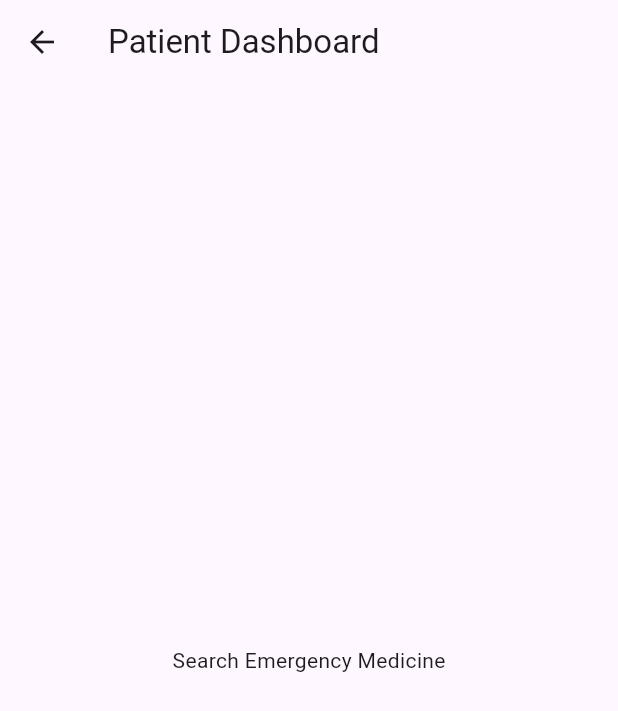
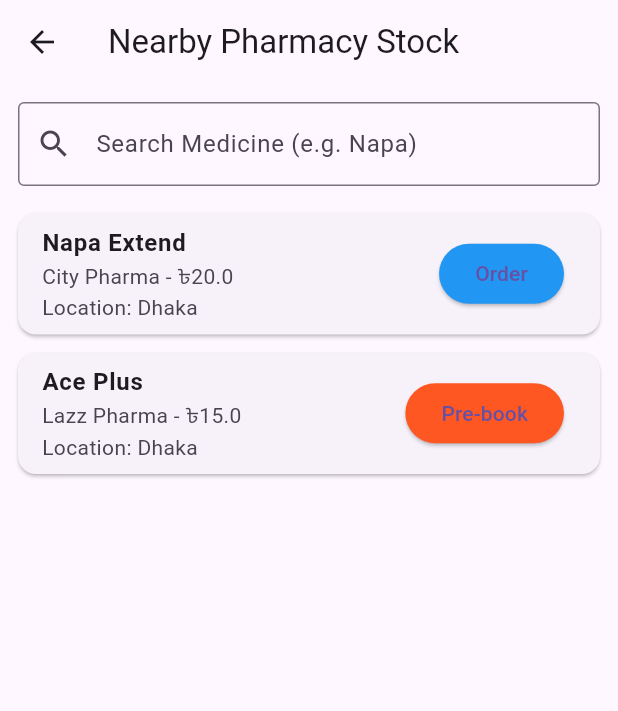
Before and after one commit to AfifaRahman-Mahira/emergency_medicine_finder, a Flutter app: the PatientHome screen opened directly, on a phone screen of 412 x 824 dp. Shown: the top 711 px of the screen. Run offline on Flutter 3.47's test engine with Material 3 defaults, Android fonts, the light colour scheme and no system bars.

```diff
--- a/lib/data/dummy_data.dart
+++ b/lib/data/dummy_data.dart
@@ -1,3 +1,23 @@
 import '../models/user.dart';
+import '../models/medicine.dart';
 
 List<User> users = [];
+
+List<Medicine> allMedicines = [
+  Medicine(
+    id: '1',
+    name: 'Napa Extend',
+    pharmacyName: 'City Pharma',
+    location: 'Dhaka',
+    stock: 50,
+    price: 20.0,
+  ),
+  Medicine(
+    id: '2',
+    name: 'Ace Plus',
+    pharmacyName: 'Lazz Pharma',
+    location: 'Dhaka',
+    stock: 0,
+    price: 15.0,
+  ),
+];
--- a/lib/models/medicine.dart
+++ b/lib/models/medicine.dart
@@ -1,15 +1,19 @@
 class Medicine {
-  final String name;
-  final String pharmacy;
-  final String location;
+  String id;
+  String name;
+  String pharmacyName;
+  String location;
+  double price;
   int stock;
-  final String? alternative;
+  String alternative;
 
   Medicine({
+    required this.id,
     required this.name,
-    required this.pharmacy,
+    required this.pharmacyName,
     required this.location,
+    required this.price,
     required this.stock,
-    this.alternative,
+    this.alternative = "No alternative suggested",
   });
 }
--- a/lib/screens/patient_home.dart
+++ b/lib/screens/patient_home.dart
@@ -1,11 +1,70 @@
 import 'package:flutter/material.dart';
+import '../data/dummy_data.dart';
+import '../models/medicine.dart';
 
-class PatientHome extends StatelessWidget {
+class PatientHome extends StatefulWidget {
+  const PatientHome({super.key});
+
+  @override
+  _PatientHomeState createState() => _PatientHomeState();
+}
+
+class _PatientHomeState extends State<PatientHome> {
+  String query = "";
+
   @override
   Widget build(BuildContext context) {
+    // শুধুমাত্র সার্চ করা ওষুধ ফিল্টার হবে
+    final filteredMedicines = allMedicines
+        .where((m) => m.name.toLowerCase().contains(query.toLowerCase()))
+        .toList();
+
     return Scaffold(
-      appBar: AppBar(title: Text('Patient Dashboard')),
-      body: Center(child: Text('Search Emergency Medicine')),
+      appBar: AppBar(title: const Text('Nearby Pharmacy Stock')),
+      body: Column(
+        children: [
+          Padding(
+            padding: const EdgeInsets.all(12.0),
+            child: TextField(
+              onChanged: (value) => setState(() => query = value),
+              decoration: const InputDecoration(
+                labelText: 'Search Medicine (e.g. Napa)',
+                border: OutlineInputBorder(),
+                prefixIcon: Icon(Icons.search),
+              ),
+            ),
+          ),
+          Expanded(
+            child: filteredMedicines.isEmpty
+            ? const Center(child: Text('No Medicine Found!'))
+            : ListView.builder(
+              itemCount: filteredMedicines.length,
+              itemBuilder: (context, index) {
+                final med = filteredMedicines[index];
+                return Card(
+                  margin: const EdgeInsets.symmetric(horizontal: 12, vertical: 6),
+                  child: ListTile(
+                    title: Text(med.name, style: const TextStyle(fontWeight: FontWeight.bold)),
+                    subtitle: Text("${med.pharmacyName} - ৳${med.price}\nLocation: ${med.location}"),
+                    trailing: ElevatedButton(
+                      onPressed: () {
+                        ScaffoldMessenger.of(context).showSnackBar(
+                          SnackBar(
+                            content: Text(med.stock > 0 ? "Order Placed Successfully!" : "Item out of stock! Pre-booked."),
+                            backgroundColor: med.stock > 0 ? Colors.green : Colors.orange,
+                          ),
+                        );
+                      },
+                      style: ElevatedButton.styleFrom(backgroundColor: med.stock > 0 ? Colors.blue : Colors.deepOrange),
+                      child: Text(med.stock > 0 ? "Order" : "Pre-book"),
+                    ),
+                  ),
+                );
+              },
+            ),
+          ),
+        ],
+      ),
     );
   }
 }
```
Also changed, not shown: lib/screens/pharmacy_home.dart (+57 -3 lines).
